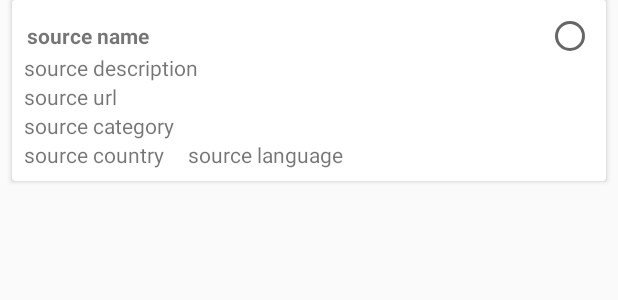
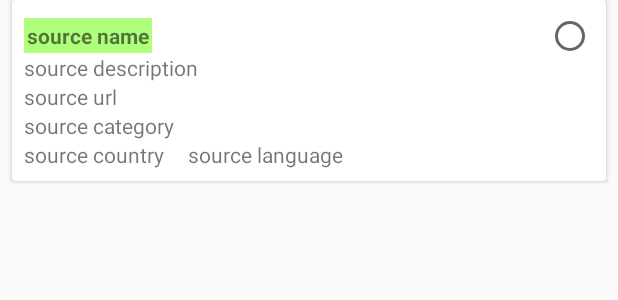
Before and after one commit to AxesandGrinds/DelineationMarket, an Android app: the layout news_source_layout.xml on its own in the app's theme, with its tools: preview values and no code run, on a phone screen of 412 x 824 dp. Shown: the top 300 px of the screen. Run offline under Robolectric (Android 15) with nearby library versions, the phone set to English and light mode, and no system bars.

Commit message:
chnage color

```diff
--- a/app/src/main/res/values/colors.xml
+++ b/app/src/main/res/values/colors.xml
@@ -1,7 +1,7 @@
 <?xml version="1.0" encoding="utf-8"?>
 <resources>
 
-    <color name="primaryColor">#FFFFFF</color>
+    <color name="primaryColor">#b0ff7c</color>
     <color name="primaryLightColor">#FFFFFF</color>
     <color name="primaryDarkColor">#FFFFFF</color>
     <color name="secondaryColor">#00A1F1</color>
```
